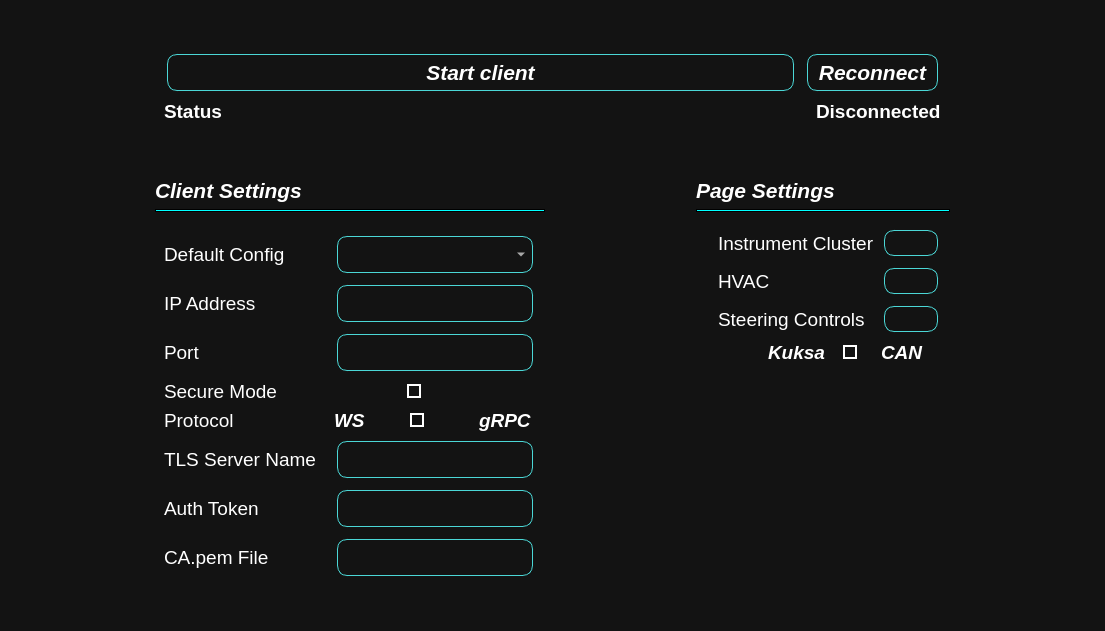
Before: the Qt Designer form ui/Settings_Window.ui in AutomotiveGradeLinux/src-agl-demo-control-panel, drawn with Qt 5.
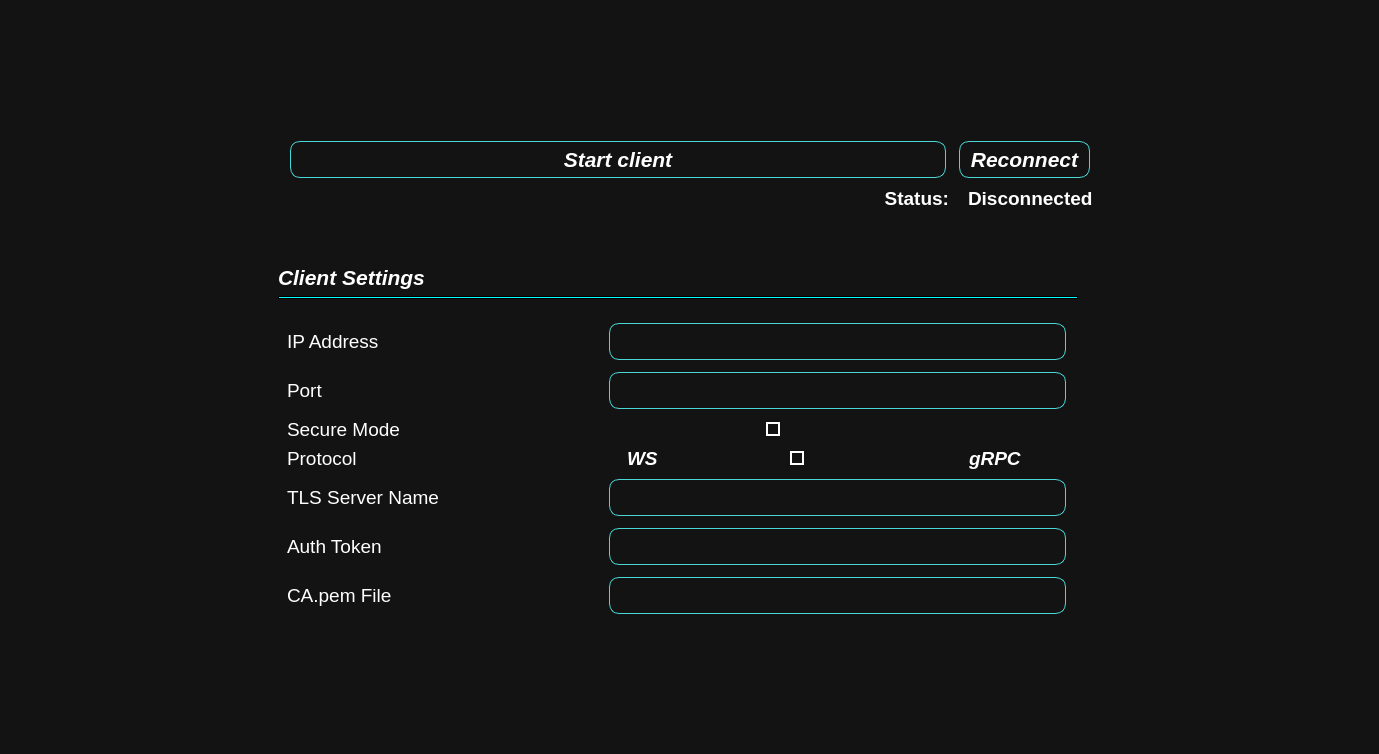
After: the same form once the commit is applied. Icons and pictures are not drawn.

Commit message:
Simplify server configuration
Remove the multiple server profiles to simplify the UI and the
configuration file, as they're not that useful in practice.
The unused buttons have also been removed from the settings page,
and the server configuration enlarged and centered to improve
the layout.

Bug-AGL: SPEC-5141

What changed in the file:
```diff
--- a/ui/Settings_Window.ui
+++ b/ui/Settings_Window.ui
@@ -6,8 +6,8 @@
    <rect>
     <x>0</x>
     <y>0</y>
-    <width>1105</width>
-    <height>631</height>
+    <width>1379</width>
+    <height>754</height>
    </rect>
   </property>
   <property name="windowTitle">
@@ -122,25 +122,13 @@
 }</string>
   </property>
   <widget class="QWidget" name="centralwidget">
+   <property name="minimumSize">
+    <size>
+     <width>800</width>
+     <height>631</height>
+    </size>
+   </property>
    <layout class="QGridLayout" name="gridLayout">
-    <item row="2" column="3">
-     <widget class="QLabel" name="label_2">
-      <property name="font">
-       <font>
-        <pointsize>16</pointsize>
-        <weight>75</weight>
-        <italic>true</italic>
-        <bold>true</bold>
-       </font>
-      </property>
-      <property name="text">
-       <string>Page Settings</string>
-      </property>
-      <property name="margin">
-       <number>6</number>
-      </property>
-     </widget>
-    </item>
     <item row="3" column="1">
      <widget class="QFrame" name="divider_1">
       <property name="frameShape">
@@ -151,22 +139,243 @@
       </property>
      </widget>
     </item>
-    <item row="2" column="1">
-     <widget class="QLabel" name="label_19">
-      <property name="font">
-       <font>
-        <pointsize>16</pointsize>
-        <weight>75</weight>
-        <italic>true</italic>
-        <bold>true</bold>
-       </font>
+    <item row="4" column="2" rowspan="2" colspan="2" alignment="Qt::AlignTop">
+     <widget class="QFrame" name="frame_page_settings">
+      <property name="minimumSize">
+       <size>
+        <width>0</width>
+        <height>0</height>
+       </size>
       </property>
-      <property name="text">
-       <string>Client Settings</string>
+      <property name="frameShape">
+       <enum>QFrame::StyledPanel</enum>
       </property>
+      <property name="frameShadow">
+       <enum>QFrame::Raised</enum>
+      </property>
+      <layout class="QGridLayout" name="gridLayout_3"/>
      </widget>
     </item>
-    <item row="1" column="5" rowspan="6">
+    <item row="5" column="1">
+     <widget class="QFrame" name="frame_general_settings">
+      <property name="minimumSize">
+       <size>
+        <width>800</width>
+        <height>0</height>
+       </size>
+      </property>
+      <property name="frameShape">
+       <enum>QFrame::StyledPanel</enum>
+      </property>
+      <property name="frameShadow">
+       <enum>QFrame::Raised</enum>
+      </property>
+      <layout class="QGridLayout" name="gridLayout_2">
+       <item row="3" column="3" alignment="Qt::AlignHCenter">
+        <widget class="QLabel" name="label_12">
+         <property name="font">
+          <font>
+           <pointsize>14</pointsize>
+           <weight>75</weight>
+           <italic>true</italic>
+           <bold>true</bold>
+          </font>
+         </property>
+         <property name="text">
+          <string>WS</string>
+         </property>
+        </widget>
+       </item>
+       <item row="2" column="0" colspan="3">
+        <widget class="QLabel" name="label">
+         <property name="font">
+          <font>
+           <pointsize>14</pointsize>
+          </font>
+         </property>
+         <property name="toolTip">
+          <string>Default: Secure</string>
+         </property>
+         <property name="text">
+          <string>Secure Mode</string>
+         </property>
+        </widget>
+       </item>
+       <item row="4" column="0">
+        <widget class="QLabel" name="label_20">
+         <property name="font">
+          <font>
+           <pointsize>14</pointsize>
+          </font>
+         </property>
+         <property name="text">
+          <string>TLS Server Name</string>
+         </property>
+        </widget>
+       </item>
+       <item row="3" column="0" colspan="2">
+        <widget class="QLabel" name="label_11">
+         <property name="font">
+          <font>
+           <pointsize>14</pointsize>
+          </font>
+         </property>
+         <property name="toolTip">
+          <string>Default: WS</string>
+         </property>
+         <property name="text">
+          <string>Protocol</string>
+         </property>
+        </widget>
+       </item>
+       <item row="2" column="5" colspan="4" alignment="Qt::AlignLeft">
+        <widget class="QCheckBox" name="place_holder_toggle_1">
+         <property name="toolTip">
+          <string>Default: Secure</string>
+         </property>
+         <property name="text">
+          <string/>
+         </property>
+         <property name="checked">
+          <bool>false</bool>
+         </property>
+        </widget>
+       </item>
+       <item row="6" column="3" colspan="6">
+        <widget class="QLineEdit" name="CA_File">
+         <property name="font">
+          <font>
+           <pointsize>14</pointsize>
+          </font>
+         </property>
+        </widget>
+       </item>
+       <item row="5" column="3" colspan="6">
+        <widget class="QLineEdit" name="Auth_Token">
+         <property name="font">
+          <font>
+           <pointsize>14</pointsize>
+          </font>
+         </property>
+        </widget>
+       </item>
+       <item row="1" column="0">
+        <widget class="QLabel" name="label_16">
+         <property name="font">
+          <font>
+           <pointsize>14</pointsize>
+          </font>
+         </property>
+         <property name="text">
+          <string>Port</string>
+         </property>
+        </widget>
+       </item>
+       <item row="3" column="7" colspan="2" alignment="Qt::AlignHCenter">
+        <widget class="QLabel" name="label_13">
+         <property name="font">
+          <font>
+           <pointsize>14</pointsize>
+           <weight>75</weight>
+           <italic>true</italic>
+           <bold>true</bold>
+          </font>
+         </property>
+         <property name="text">
+          <string>gRPC</string>
+         </property>
+        </widget>
+       </item>
+       <item row="5" column="0">
+        <widget class="QLabel" name="label_21">
+         <property name="font">
+          <font>
+           <pointsize>14</pointsize>
+          </font>
+         </property>
+         <property name="text">
+          <string>Auth Token</string>
+         </property>
+        </widget>
+       </item>
+       <item row="0" column="3" colspan="6">
+        <widget class="QLineEdit" name="IPAddrInput">
+         <property name="font">
+          <font>
+           <pointsize>14</pointsize>
+          </font>
+         </property>
+         <property name="placeholderText">
+          <string/>
+         </property>
+        </widget>
+       </item>
+       <item row="2" column="3" alignment="Qt::AlignHCenter">
+        <widget class="QLabel" name="label_9">
+         <property name="text">
+          <string/>
+         </property>
+         <property name="pixmap">
+          <pixmap resource="../assets/res.qrc">:/Carbon_Icons/carbon_icons/security-services.svg</pixmap>
+         </property>
+        </widget>
+       </item>
+       <item row="3" column="4" colspan="3" alignment="Qt::AlignHCenter">
+        <widget class="QCheckBox" name="place_holder_toggle_2">
+         <property name="toolTip">
+          <string>Default: WS</string>
+         </property>
+         <property name="text">
+          <string/>
+         </property>
+        </widget>
+       </item>
+       <item row="1" column="3" colspan="6">
+        <widget class="QLineEdit" name="PortInput">
+         <property name="font">
+          <font>
+           <pointsize>14</pointsize>
+          </font>
+         </property>
+        </widget>
+       </item>
+       <item row="6" column="0">
+        <widget class="QLabel" name="label_17">
+         <property name="font">
+          <font>
+           <pointsize>14</pointsize>
+          </font>
+         </property>
+         <property name="text">
+          <string>CA.pem File</string>
+         </property>
+        </widget>
+       </item>
+       <item row="4" column="3" colspan="6">
+        <widget class="QLineEdit" name="TLS_Server_Name">
+         <property name="font">
+          <font>
+           <pointsize>14</pointsize>
+          </font>
+         </property>
+        </widget>
+       </item>
+       <item row="0" column="0" colspan="3">
+        <widget class="QLabel" name="IPAddr">
+         <property name="font">
+          <font>
+           <pointsize>14</pointsize>
+          </font>
+         </property>
+         <property name="text">
+          <string>IP Address</string>
+         </property>
+        </widget>
+       </item>
+      </layout>
+     </widget>
+    </item>
+    <item row="1" column="4" rowspan="6">
      <spacer name="horizontalSpacer">
       <property name="orientation">
        <enum>Qt::Horizontal</enum>
@@ -179,7 +388,7 @@
       </property>
      </spacer>
     </item>
-    <item row="0" column="0" colspan="6">
+    <item row="0" column="0" colspan="5">
      <spacer name="verticalSpacer_3">
       <property name="orientation">
        <enum>Qt::Vertical</enum>
@@ -192,23 +401,7 @@
       </property>
      </spacer>
     </item>
-    <item row="6" column="1" colspan="4">
-     <spacer name="verticalSpacer">
-      <property name="orientation">
-       <enum>Qt::Vertical</enum>
-      </property>
-      <property name="sizeType">
-       <enum>QSizePolicy::Expanding</enum>
-      </property>
-      <property name="sizeHint" stdset="0">
-       <size>
-        <width>20</width>
-        <height>40</height>
-       </size>
-      </property>
-     </spacer>
-    </item>
-    <item row="1" column="1" colspan="4">
+    <item row="1" column="1" colspan="3">
      <widget class="QFrame" name="frame_2">
       <property name="sizePolicy">
        <sizepolicy hsizetype="Preferred" vsizetype="Fixed">
@@ -319,7 +512,10 @@
           </font>
          </property>
          <property name="text">
-          <string>Status</string>
+          <string>Status:</string>
+         </property>
+         <property name="alignment">
+          <set>Qt::AlignRight|Qt::AlignTrailing|Qt::AlignVCenter</set>
          </property>
         </widget>
        </item>
@@ -342,6 +538,37 @@
       </layout>
      </widget>
     </item>
+    <item row="6" column="1" colspan="3">
+     <spacer name="verticalSpacer">
+      <property name="orientation">
+       <enum>Qt::Vertical</enum>
+      </property>
+      <property name="sizeType">
+       <enum>QSizePolicy::Expanding</enum>
+      </property>
+      <property name="sizeHint" stdset="0">
+       <size>
+        <width>20</width>
+        <height>40</height>
+       </size>
+      </property>
+     </spacer>
+    </item>
+    <item row="2" column="1">
+     <widget class="QLabel" name="label_19">
+      <property name="font">
+       <font>
+        <pointsize>16</pointsize>
+        <weight>75</weight>
+        <italic>true</italic>
+        <bold>true</bold>
+       </font>
+      </property>
+      <property name="text">
+       <string>Client Settings</string>
+      </property>
+     </widget>
+    </item>
     <item row="1" column="0" rowspan="6">
      <spacer name="horizontalSpacer_2">
       <property name="orientation">
@@ -355,496 +582,6 @@
       </property>
      </spacer>
     </item>
-    <item row="2" column="2" rowspan="4">
-     <spacer name="horizontalSpacer_3">
-      <property name="orientation">
-       <enum>Qt::Horizontal</enum>
-      </property>
-      <property name="sizeHint" stdset="0">
-       <size>
-        <width>40</width>
-        <height>20</height>
-       </size>
-      </property>
-     </spacer>
-    </item>
-    <item row="4" column="3" rowspan="2" colspan="2" alignment="Qt::AlignTop">
-     <widget class="QFrame" name="frame_page_settings">
-      <property name="minimumSize">
-       <size>
-        <width>0</width>
-        <height>0</height>
-       </size>
-      </property>
-      <property name="frameShape">
-       <enum>QFrame::StyledPanel</enum>
-      </property>
-      <property name="frameShadow">
-       <enum>QFrame::Raised</enum>
-      </property>
-      <layout class="QGridLayout" name="gridLayout_3">
-       <item row="3" column="1" colspan="3">
-        <widget class="QLabel" name="label_4">
-         <property name="font">
-          <font>
-           <pointsize>14</pointsize>
-          </font>
-         </property>
-         <property name="text">
-          <string>HVAC</string>
-         </property>
-        </widget>
-       </item>
-       <item row="5" column="3" alignment="Qt::AlignHCenter">
-        <widget class="QCheckBox" name="place_holder_toggle_3">
-         <property name="text">
-          <string/>
-         </property>
-        </widget>
-       </item>
-       <item row="4" column="4">
-        <widget class="QPushButton" name="pushButton_3">
-         <property name="text">
-          <string/>
-         </property>
-         <property name="icon">
-          <iconset resource="../assets/res.qrc">
-           <normaloff>:/Carbon_Icons/carbon_icons/view.svg</normaloff>:/Carbon_Icons/carbon_icons/view.svg</iconset>
-         </property>
-         <property name="iconSize">
-          <size>
-           <width>30</width>
-           <height>30</height>
-          </size>
-         </property>
-        </widget>
-       </item>
-       <item row="2" column="1" colspan="3">
-        <widget class="QLabel" name="label_3">
-         <property name="font">
-          <font>
-           <pointsize>14</pointsize>
-          </font>
-         </property>
-         <property name="text">
-          <string>Instrument Cluster</string>
-         </property>
-        </widget>
-       </item>
-       <item row="4" column="1" colspan="3">
-        <widget class="QLabel" name="label_5">
-         <property name="font">
-          <font>
-           <pointsize>14</pointsize>
-          </font>
-         </property>
-         <property name="text">
-          <string>Steering Controls</string>
-         </property>
-        </widget>
-       </item>
-       <item row="5" column="1" alignment="Qt::AlignHCenter|Qt::AlignVCenter">
-        <widget class="QLabel" name="label_15">
-         <property name="text">
-          <string/>
-         </property>
-         <property name="pixmap">
-          <pixmap resource="../assets/res.qrc">:/Carbon_Icons/carbon_icons/x-axis.svg</pixmap>
-         </property>
-        </widget>
-       </item>
-       <item row="5" column="2" alignment="Qt::AlignRight|Qt::AlignVCenter">
-        <widget class="QLabel" name="label_14">
-         <property name="font">
-          <font>
-           <pointsize>14</pointsize>
-           <weight>75</weight>
-           <italic>true</italic>
-           <bold>true</bold>
-          </font>
-         </property>
-         <property name="text">
-          <string>Kuksa</string>
-         </property>
-        </widget>
-       </item>
-       <item row="2" column="4">
-        <widget class="QPushButton" name="pushButton">
-         <property name="text">
-          <string/>
-         </property>
-         <property name="icon">
-          <iconset resource="../assets/res.qrc">
-           <normaloff>:/Carbon_Icons/carbon_icons/view.svg</normaloff>:/Carbon_Icons/carbon_icons/view.svg</iconset>
-         </property>
-         <property name="iconSize">
-          <size>
-           <width>30</width>
-           <height>30</height>
-          </size>
-         </property>
-        </widget>
-       </item>
-       <item row="3" column="0">
-        <widget class="QLabel" name="label_7">
-         <property name="sizePolicy">
-          <sizepolicy hsizetype="Fixed" vsizetype="Fixed">
-           <horstretch>0</horstretch>
-           <verstretch>0</verstretch>
-          </sizepolicy>
-         </property>
-         <property name="maximumSize">
-          <size>
-           <width>25</width>
-           <height>25</height>
-          </size>
-         </property>
-         <property name="text">
-          <string/>
-         </property>
-         <property name="pixmap">
-          <pixmap resource="../assets/res.qrc">:/Carbon_Icons/carbon_icons/windy--strong.svg</pixmap>
-         </property>
-         <property name="scaledContents">
-          <bool>true</bool>
-         </property>
-        </widget>
-       </item>
-       <item row="5" column="4" alignment="Qt::AlignLeft">
-        <widget class="QLabel" name="label_10">
-         <property name="font">
-          <font>
-           <pointsize>14</pointsize>
-           <weight>75</weight>
-           <italic>true</italic>
-           <bold>true</bold>
-          </font>
-         </property>
-         <property name="text">
-          <string>CAN</string>
-         </property>
-        </widget>
-       </item>
-       <item row="3" column="4">
-        <widget class="QPushButton" name="pushButton_2">
-         <property name="text">
-          <string/>
-         </property>
-         <property name="icon">
-          <iconset resource="../assets/res.qrc">
-           <normaloff>:/Carbon_Icons/carbon_icons/view.svg</normaloff>:/Carbon_Icons/carbon_icons/view.svg</iconset>
-         </property>
-         <property name="iconSize">
-          <size>
-           <width>30</width>
-           <height>30</height>
-          </size>
-         </property>
-        </widget>
-       </item>
-       <item row="4" column="0">
-        <widget class="QLabel" name="label_8">
-         <property name="sizePolicy">
-          <sizepolicy hsizetype="Fixed" vsizetype="Fixed">
-           <horstretch>0</horstretch>
-           <verstretch>0</verstretch>
-          </sizepolicy>
-         </property>
-         <property name="maximumSize">
-          <size>
-           <width>25</width>
-           <height>25</height>
-          </size>
-         </property>
-         <property name="text">
-          <string/>
-         </property>
-         <property name="pixmap">
-          <pixmap resource="../assets/res.qrc">:/Images/Images/steering-wheel.svg</pixmap>
-         </property>
-         <property name="scaledContents">
-          <bool>true</bool>
-         </property>
-        </widget>
-       </item>
-       <item row="2" column="0">
-        <widget class="QLabel" name="label_6">
-         <property name="sizePolicy">
-          <sizepolicy hsizetype="Fixed" vsizetype="Ignored">
-           <horstretch>0</horstretch>
-           <verstretch>0</verstretch>
-          </sizepolicy>
-         </property>
-         <property name="maximumSize">
-          <size>
-           <width>25</width>
-           <height>25</height>
-          </size>
-         </property>
-         <property name="text">
-          <string/>
-         </property>
-         <property name="pixmap">
-          <pixmap resource="../assets/res.qrc">:/Carbon_Icons/carbon_icons/meter.svg</pixmap>
-         </property>
-         <property name="scaledContents">
-          <bool>true</bool>
-         </property>
-        </widget>
-       </item>
-      </layout>
-     </widget>
-    </item>
-    <item row="3" column="3" colspan="2">
-     <widget class="QFrame" name="divider_2">
-      <property name="acceptDrops">
-       <bool>false</bool>
-      </property>
-      <property name="autoFillBackground">
-       <bool>false</bool>
-      </property>
-      <property name="frameShape">
-       <enum>QFrame::HLine</enum>
-      </property>
-      <property name="frameShadow">
-       <enum>QFrame::Sunken</enum>
-      </property>
-     </widget>
-    </item>
-    <item row="5" column="1">
-     <widget class="QFrame" name="frame_general_settings">
-      <property name="frameShape">
-       <enum>QFrame::StyledPanel</enum>
-      </property>
-      <property name="frameShadow">
-       <enum>QFrame::Raised</enum>
-      </property>
-      <layout class="QGridLayout" name="gridLayout_2">
-       <item row="1" column="3" colspan="6">
-        <widget class="QLineEdit" name="IPAddrInput">
-         <property name="font">
-          <font>
-           <pointsize>14</pointsize>
-          </font>
-         </property>
-         <property name="placeholderText">
-          <string/>
-         </property>
-        </widget>
-       </item>
-       <item row="2" column="0">
-        <widget class="QLabel" name="label_16">
-         <property name="font">
-          <font>
-           <pointsize>14</pointsize>
-          </font>
-         </property>
-         <property name="text">
-          <string>Port</string>
-         </property>
-        </widget>
-       </item>
-       <item row="4" column="4" colspan="3" alignment="Qt::AlignHCenter">
-        <widget class="QCheckBox" name="place_holder_toggle_2">
-         <property name="toolTip">
-          <string>Default: WS</string>
-         </property>
-         <property name="text">
-          <string/>
-         </property>
-        </widget>
-       </item>
-       <item row="5" column="3" colspan="6">
-        <widget class="QLineEdit" name="TLS_Server_Name">
-         <property name="font">
-          <font>
-           <pointsize>14</pointsize>
-          </font>
-         </property>
-        </widget>
-       </item>
-       <item row="0" column="0">
-        <widget class="QLabel" name="label_18">
-         <property name="font">
-          <font>
-           <pointsize>14</pointsize>
-          </font>
-         </property>
-         <property name="text">
-          <string>Default Config</string>
-         </property>
-        </widget>
-       </item>
-       <item row="1" column="0" colspan="3">
-        <widget class="QLabel" name="IPAddr">
-         <property name="font">
-          <font>
-           <pointsize>14</pointsize>
-          </font>
-         </property>
-         <property name="text">
-          <string>IP Address</string>
-         </property>
-        </widget>
-       </item>
-       <item row="3" column="0" colspan="3">
-        <widget class="QLabel" name="label">
-         <property name="font">
-          <font>
-           <pointsize>14</pointsize>
-          </font>
-         </property>
-         <property name="toolTip">
-          <string>Default: Secure</string>
-         </property>
-         <property name="text">
-          <string>Secure Mode</string>
-         </property>
-        </widget>
-       </item>
-       <item row="2" column="3" colspan="6">
-        <widget class="QLineEdit" name="PortInput">
-         <property name="font">
-          <font>
-           <pointsize>14</pointsize>
-          </font>
-         </property>
-        </widget>
-       </item>
-       <item row="6" column="0">
-        <widget class="QLabel" name="label_21">
-         <property name="font">
-          <font>
-           <pointsize>14</pointsize>
-          </font>
-         </property>
-         <property name="text">
-          <string>Auth Token</string>
-         </property>
-        </widget>
-       </item>
-       <item row="6" column="3" colspan="6">
-        <widget class="QLineEdit" name="Auth_Token">
-         <property name="font">
-          <font>
-           <pointsize>14</pointsize>
-          </font>
-         </property>
-        </widget>
-       </item>
-       <item row="4" column="3" alignment="Qt::AlignHCenter">
-        <widget class="QLabel" name="label_12">
-         <property name="font">
-          <font>
-           <pointsize>14</pointsize>
-           <weight>75</weight>
-           <italic>true</italic>
-           <bold>true</bold>
-          </font>
-         </property>
-         <property name="text">
-          <string>WS</string>
-         </property>
-        </widget>
-       </item>
-       <item row="5" column="0">
-        <widget class="QLabel" name="label_20">
-         <property name="font">
-          <font>
-           <pointsize>14</pointsize>
-          </font>
-         </property>
-         <property name="text">
-          <string>TLS Server Name</string>
-         </property>
-        </widget>
-       </item>
-       <item row="3" column="5" colspan="4" alignment="Qt::AlignLeft">
-        <widget class="QCheckBox" name="place_holder_toggle_1">
-         <property name="toolTip">
-          <string>Default: Secure</string>
-         </property>
-         <property name="text">
-          <string/>
-         </property>
-         <property name="checked">
-          <bool>false</bool>
-         </property>
-        </widget>
-       </item>
-       <item row="4" column="0" colspan="2">
-        <widget class="QLabel" name="label_11">
-         <property name="font">
-          <font>
-           <pointsize>14</pointsize>
-          </font>
-         </property>
-         <property name="toolTip">
-          <string>Default: WS</string>
-         </property>
-         <property name="text">
-          <string>Protocol</string>
-         </property>
-        </widget>
-       </item>
-       <item row="0" column="3" colspan="6">
-        <widget class="QComboBox" name="List_Configs_ComboBox">
-         <property name="font">
-          <font>
-           <pointsize>14</pointsize>
-          </font>
-         </property>
-        </widget>
-       </item>
-       <item row="3" column="3" alignment="Qt::AlignHCenter">
-        <widget class="QLabel" name="label_9">
-         <property name="text">
-          <string/>
-         </property>
-         <property name="pixmap">
-          <pixmap resource="../assets/res.qrc">:/Carbon_Icons/carbon_icons/security-services.svg</pixmap>
-         </property>
-        </widget>
-       </item>
-       <item row="4" column="7" colspan="2" alignment="Qt::AlignHCenter">
-        <widget class="QLabel" name="label_13">
-         <property name="font">
-          <font>
-           <pointsize>14</pointsize>
-           <weight>75</weight>
-           <italic>true</italic>
-           <bold>true</bold>
-          </font>
-         </property>
-         <property name="text">
-          <string>gRPC</string>
-         </property>
-        </widget>
-       </item>
-       <item row="7" column="0">
-        <widget class="QLabel" name="label_17">
-         <property name="font">
-          <font>
-           <pointsize>14</pointsize>
-          </font>
-         </property>
-         <property name="text">
-          <string>CA.pem File</string>
-         </property>
-        </widget>
-       </item>
-       <item row="7" column="3" colspan="6">
-        <widget class="QLineEdit" name="CA_File">
-         <property name="font">
-          <font>
-           <pointsize>14</pointsize>
-          </font>
-         </property>
-        </widget>
-       </item>
-      </layout>
-     </widget>
-    </item>
    </layout>
   </widget>
  </widget>
```
The commit also changes 3 other files.
